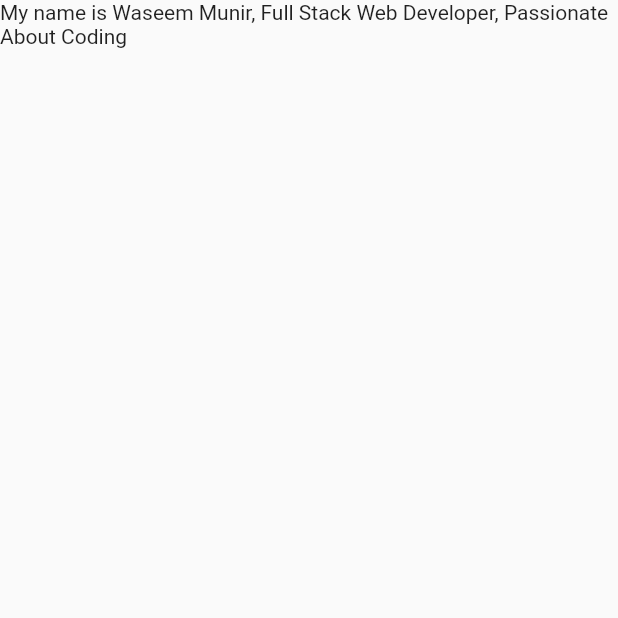
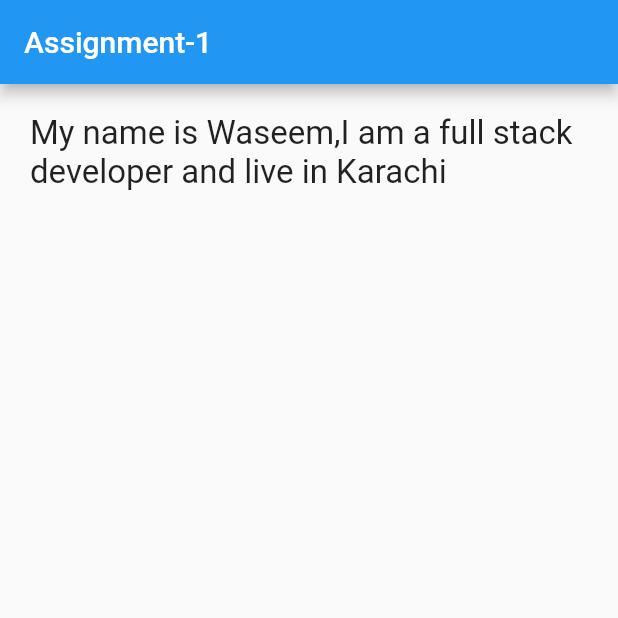
Before and after one commit to Waseem6409/Jawan-Pakistan, a Flutter app: the screen it shows after launch, on a phone screen of 412 x 824 dp, the top half of it. Run offline on Flutter 3.47's test engine with Material 2 defaults, Android fonts, the phone set to English and light mode, and no system bars.

Commit message:
Update main.dart

```diff
--- a/assignment_1/lib/main.dart
+++ b/assignment_1/lib/main.dart
@@ -1,16 +1,22 @@
 import 'package:flutter/material.dart';
 
-void main() {
-  runApp(MyApp());
-}
+void main() => runApp(MyApp());
 
 class MyApp extends StatelessWidget {
-  // This widget is the root of your application.
   @override
   Widget build(BuildContext context) {
     return MaterialApp(
-      home:
-          (Scaffold(body: Text(("My name is Waseem Munir, Full Stack Web Developer, Passionate About Coding")))),
-    );
+        home: Scaffold(
+            appBar: AppBar(
+              title: Text("Assignment-1"),
+            ),
+            body: Column(children: <Widget>[
+              Center(
+                  child: Container(
+                      padding: EdgeInsets.fromLTRB(20, 20, 20, 20),
+                      child: Text(
+                          'My name is Waseem,I am a full stack developer and live in Karachi',
+                          style: TextStyle(fontSize: 22)))),
+            ])));
   }
 }
```
